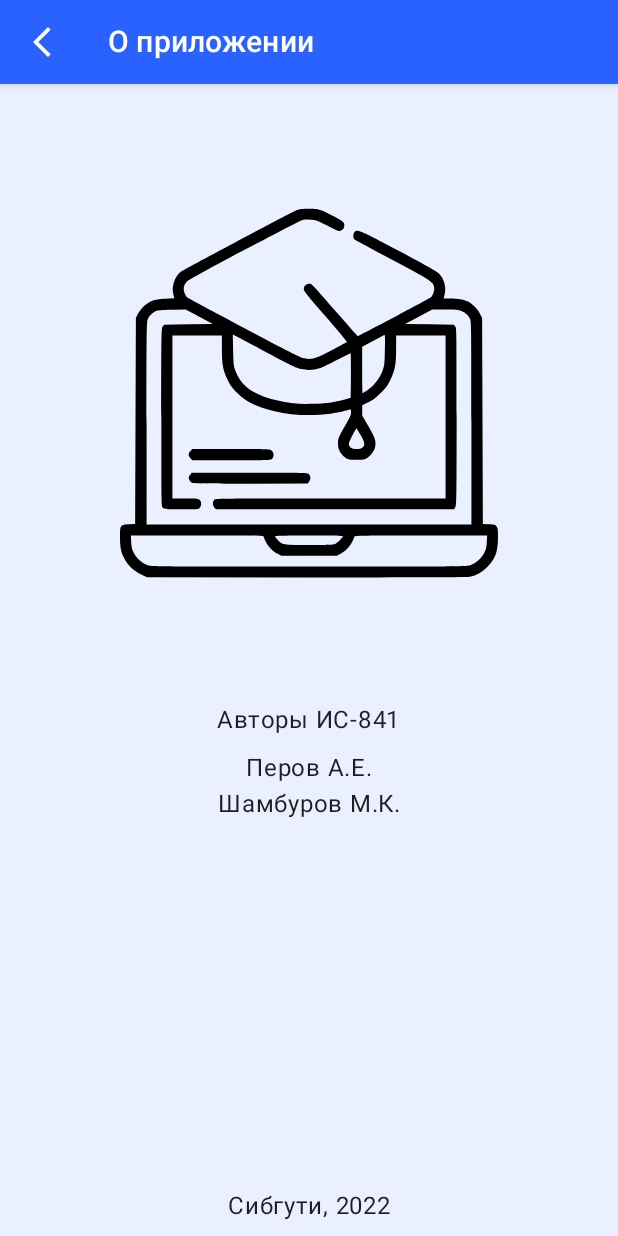
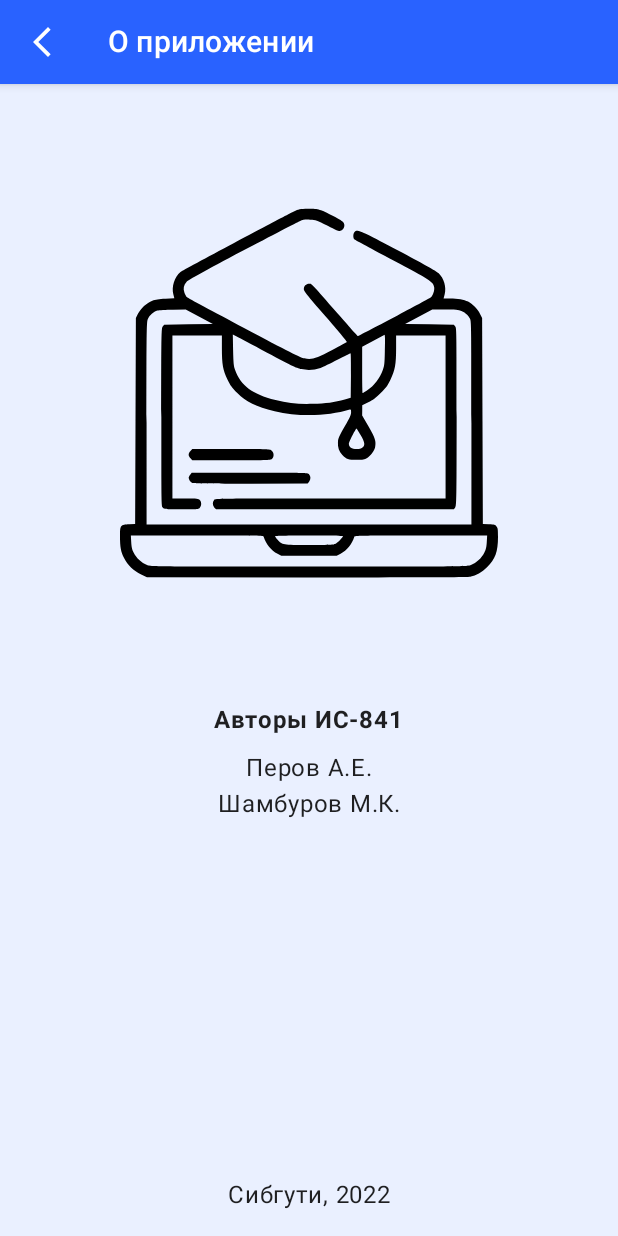
Before and after one commit to Aprekek/table_diplom, an Android app built with Jetpack Compose: the appInfo screen opened through its navigation route, on a phone screen of 412 x 824 dp. Run offline under Robolectric (Android 15) with nearby library versions, the phone set to English and light mode, and no system bars; our stand-ins replace accompanist, constraintlayout-compose; 1 statement that could not run was skipped.

Commit message:
set up About App screen theme

```diff
--- a/feature/aboutApp/build.gradle
+++ b/feature/aboutApp/build.gradle
@@ -13,4 +13,5 @@ dependencies {
 
 	implementation project(":navigation")
 	implementation project(":shared:ui")
+	implementation project(":shared:themes")
 }
--- a/feature/aboutApp/src/main/java/ru/sibsutis/table/feature/aboutapp/AboutAppScreen.kt
+++ b/feature/aboutApp/src/main/java/ru/sibsutis/table/feature/aboutapp/AboutAppScreen.kt
@@ -1,20 +1,26 @@
 package ru.sibsutis.table.feature.aboutapp
 
-import androidx.compose.foundation.Image
 import androidx.compose.foundation.layout.fillMaxSize
 import androidx.compose.foundation.layout.padding
+import androidx.compose.material.Icon
 import androidx.compose.material.Scaffold
+import androidx.compose.material.Surface
 import androidx.compose.material.Text
 import androidx.compose.runtime.Composable
 import androidx.compose.ui.Modifier
+import androidx.compose.ui.graphics.Color
 import androidx.compose.ui.res.painterResource
 import androidx.compose.ui.res.stringResource
+import androidx.compose.ui.text.font.FontWeight
 import androidx.compose.ui.unit.dp
 import androidx.constraintlayout.compose.ConstraintLayout
 import androidx.navigation.NavController
 import androidx.navigation.NavGraphBuilder
 import androidx.navigation.compose.composable
 import ru.sibsutis.table.navigation.screens.aboutApp.AboutAppContent
+import ru.sibsutis.table.shared.themes.DiplomThemeMode
+import ru.sibsutis.table.shared.themes.darkColorTheme
+import ru.sibsutis.table.shared.themes.veryLightBlue
 import ru.sibsutis.table.shared.ui.ToolbarDT
 
 object AboutAppScreen : AboutAppContent {
@@ -35,11 +41,15 @@ object AboutAppScreen : AboutAppContent {
 				)
 			}
 		) {
+			Surface(
+				modifier = Modifier.fillMaxSize(),
+				color = if (DiplomThemeMode.isDarkTheme()) darkColorTheme.surface else veryLightBlue
+			) {
 				ConstraintLayout(modifier = Modifier.fillMaxSize()) {
 
 					val (image, textAuthors, textArtem, textMisha, sibsutis) = createRefs()
 
-				Image(
+					Icon(
 						modifier = Modifier
 							.padding(80.dp)
 							.constrainAs(image) {
@@ -47,7 +57,8 @@ object AboutAppScreen : AboutAppContent {
 								end.linkTo(parent.end)
 							},
 						painter = painterResource(id = R.drawable.ic_sibsutis_icon),
-					contentDescription = null
+						contentDescription = null,
+						tint = if (DiplomThemeMode.isDarkTheme()) Color.White else Color.Black
 					)
 					Text(
 						modifier = Modifier.constrainAs(textAuthors) {
@@ -55,7 +66,8 @@ object AboutAppScreen : AboutAppContent {
 							start.linkTo(parent.start, margin = 16.dp)
 							end.linkTo(parent.end, margin = 16.dp)
 						},
-					text = stringResource(id = R.string.about_app_author)
+						text = stringResource(id = R.string.about_app_author),
+						fontWeight = FontWeight.Bold
 					)
 					Text(
 						modifier = Modifier.constrainAs(textArtem) {
@@ -75,7 +87,7 @@ object AboutAppScreen : AboutAppContent {
 					)
 					Text(
 						modifier = Modifier.constrainAs(sibsutis) {
-						bottom.linkTo(parent.bottom, margin = 8.dp)
+							bottom.linkTo(parent.bottom, margin = 15.dp)
 							start.linkTo(parent.start)
 							end.linkTo(parent.end)
 						},
@@ -85,3 +97,4 @@ object AboutAppScreen : AboutAppContent {
 			}
 		}
 	}
+}
```
Lines whose indentation alone changed are shown as unchanged.
